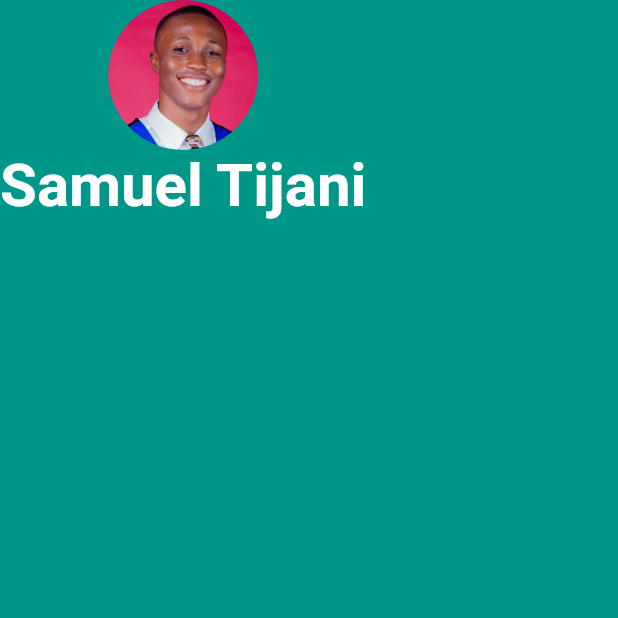
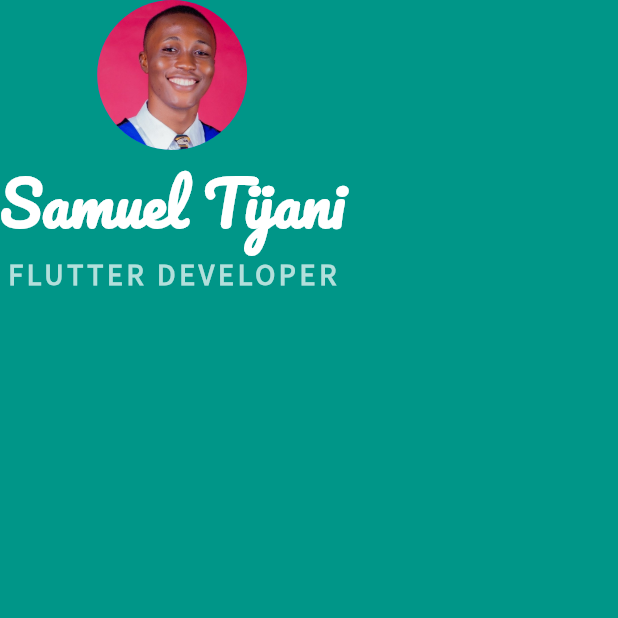
Before and after one commit to thesamtj/sam_card_flutter, a Flutter app: the screen it shows after launch, on a phone screen of 412 x 824 dp, the top half of it. Run offline on Flutter 3.47's test engine with Material 2 defaults, Android fonts, the phone set to English and light mode, and no system bars.

Commit message:
Use different fonts

```diff
--- a/lib/main.dart
+++ b/lib/main.dart
@@ -21,8 +21,18 @@ class MyApp extends StatelessWidget {
               Text(
                 'Samuel Tijani',
                 style: TextStyle(
+                    fontFamily: 'Pacifico',
                     fontSize: 40.0,
                     color: Colors.white,
+                    fontWeight: FontWeight.bold),
+              ),
+              Text(
+                'FLUTTER DEVELOPER',
+                style: TextStyle(
+                    fontFamily: 'Source Sans Pro',
+                    fontSize: 20.0,
+                    letterSpacing: 2.5,
+                    color: Colors.teal.shade100,
                     fontWeight: FontWeight.bold),
               ),
             ],
```
Also changed, not shown: pubspec.yaml (+9 -1 lines), fonts/Pacifico-Regular.ttf (added), fonts/SourceSansPro-Regular.ttf (added).
